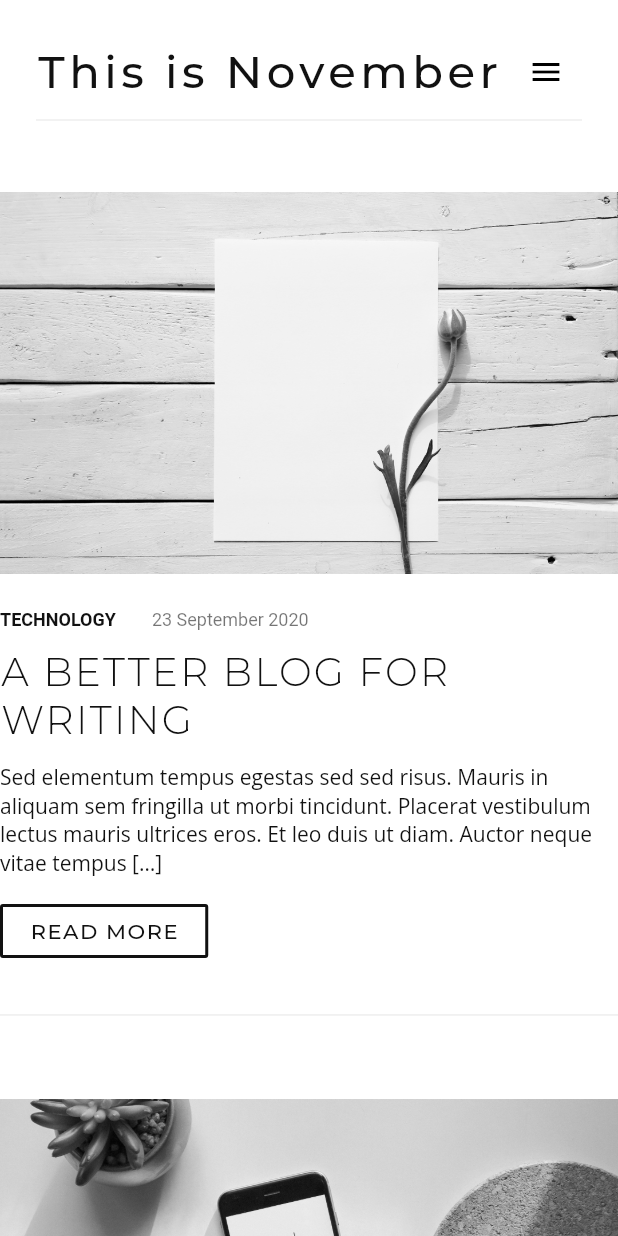
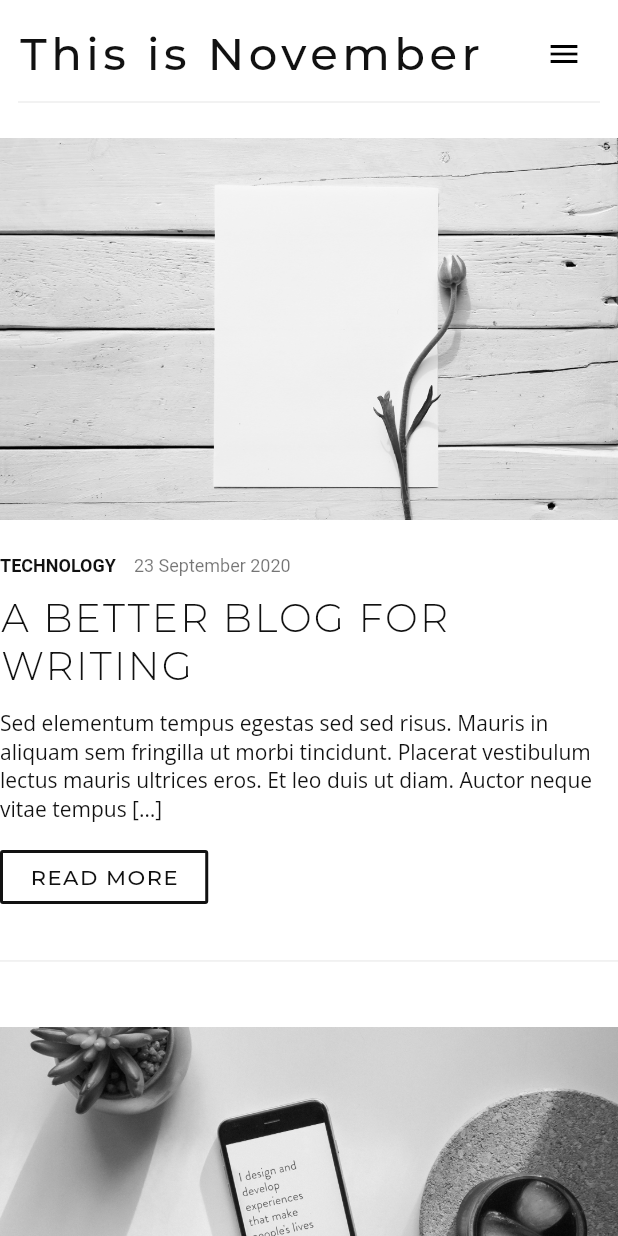
Before and after one commit to phanvantai/ThisIsNovember, a Flutter app: the screen it shows after launch, on a phone screen of 412 x 824 dp. Run offline on Flutter 3.47's test engine with Material 2 defaults, Android fonts, the phone set to English and light mode, and no system bars; our stand-ins replace flutter_markdown, flutter_svg, google_fonts.

Commit message:
fix appbar

```diff
--- a/lib/constants/constants.dart
+++ b/lib/constants/constants.dart
@@ -4,7 +4,7 @@ const kPrimaryColor = Colors.black;
 const kPrimaryColorText = Color(0xFF111111);
 const kSecondaryColorText = Color(0xFF3A3A3A);
 
-const kDefaultPadding = 24.0;
+const kDefaultPadding = 12.0;
 const kMaxWidth = 1232.0;
 const kDefaultDuration = Duration(milliseconds: 250);
 
--- a/lib/pages/main_page.dart
+++ b/lib/pages/main_page.dart
@@ -22,8 +22,8 @@ class MainPage extends StatelessWidget {
       appBar: PreferredSize(
         child: const Header(),
         preferredSize: Responsive.isDesktop(context)
-            ? const Size.fromHeight(101)
-            : const Size.fromHeight(104),
+            ? const Size.fromHeight(68)
+            : const Size.fromHeight(68),
       ),
       // push to other
       // _navigatorKey.currentState.pushNamed('/yourRouteName');
--- a/lib/widgets/header.dart
+++ b/lib/widgets/header.dart
@@ -13,7 +13,10 @@ class Header extends StatelessWidget {
       color: Colors.white,
       child: SafeArea(
         child: Container(
-          padding: const EdgeInsets.all(kDefaultPadding),
+          padding: const EdgeInsets.only(
+              top: kDefaultPadding,
+              left: kDefaultPadding,
+              right: kDefaultPadding),
           child: Column(
             children: [
               MenuBar(),
--- a/lib/widgets/menu_bar.dart
+++ b/lib/widgets/menu_bar.dart
@@ -11,9 +11,7 @@ class MenuBar extends StatelessWidget {
 
   @override
   Widget build(BuildContext context) {
-    return Container(
-      //margin: marginBottom12,
-      child: Row(
+    return Row(
       children: [
         GestureDetector(
           onTap: () => Navigator.popUntil(
@@ -37,7 +35,6 @@ class MenuBar extends StatelessWidget {
             onPressed: context.read<MenuController>().controlMenu,
           ),
       ],
-      ),
     );
   }
 }
```
Also changed, not shown: pubspec.lock, 3 other files. Lines whose indentation alone changed are shown as unchanged.
